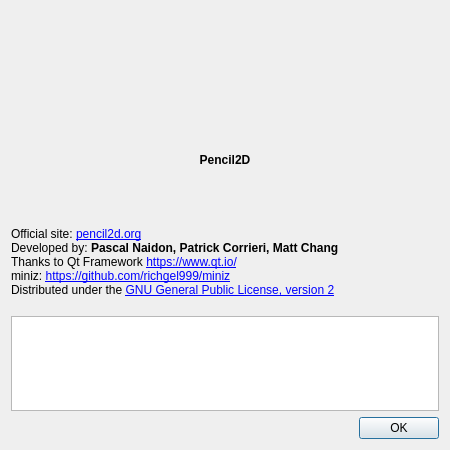
pencil2d/pencil, file app/ui/aboutdialog.ui: the form before one commit.
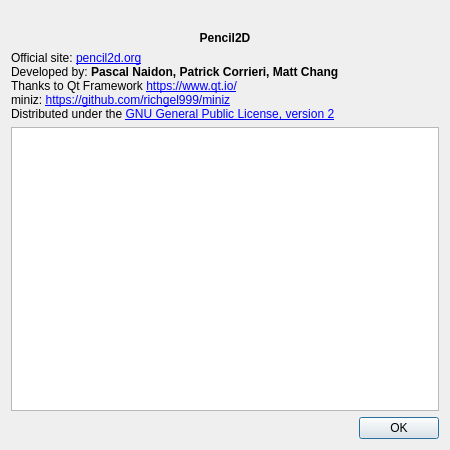
The form after the commit. Icons and pictures are not drawn.

Commit message: Adjust About Dialog layout

```diff
--- a/app/ui/aboutdialog.ui
+++ b/app/ui/aboutdialog.ui
@@ -25,7 +25,7 @@
   <property name="windowTitle">
    <string comment="About Dialog Window Title">About</string>
   </property>
-  <layout class="QVBoxLayout" name="lay">
+  <layout class="QVBoxLayout" name="lay" stretch="0,0,0,1,0">
    <item>
     <widget class="QLabel" name="logo">
      <property name="pixmap">
@@ -68,7 +68,7 @@
       <string notr="true">QLabel { background-color: palette(base); border-style: solid; border-width: 1px; border-color: palette(mid); }</string>
      </property>
      <property name="alignment">
-      <set>Qt::AlignCenter</set>
+      <set>Qt::AlignLeading|Qt::AlignLeft|Qt::AlignTop</set>
      </property>
      <property name="textInteractionFlags">
       <set>Qt::TextSelectableByMouse</set>
```
